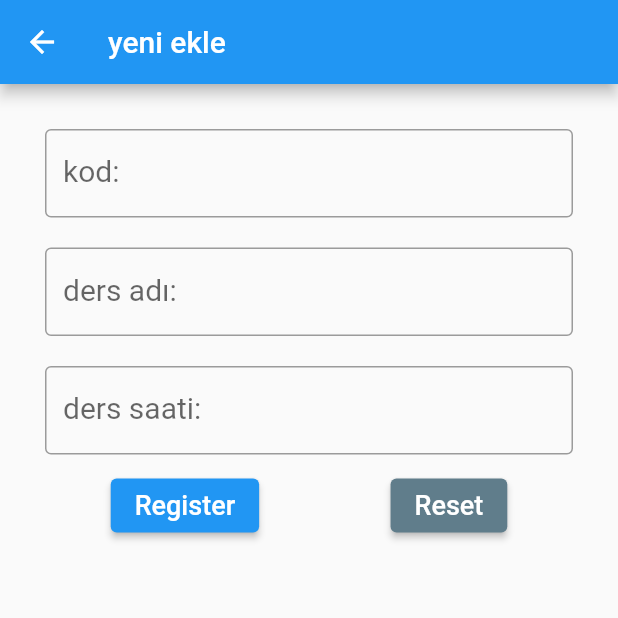
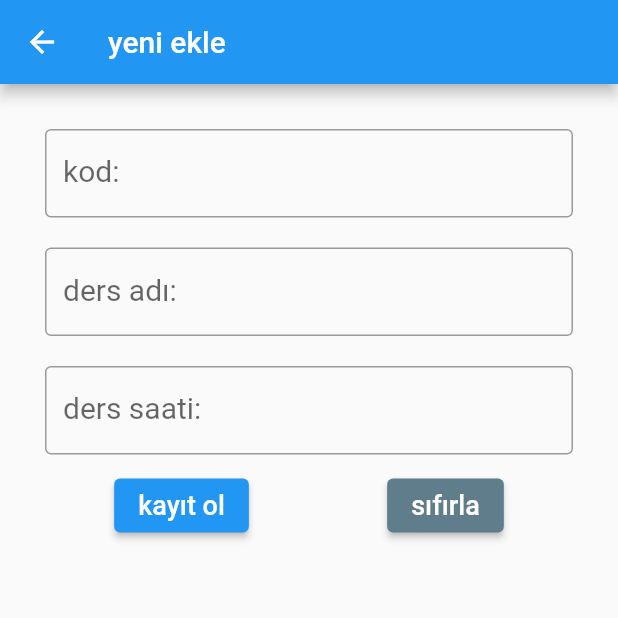
Before and after one commit to laviniatug/projemz, a Flutter app: the AddStudentPage screen opened directly, on a phone screen of 412 x 824 dp, the top half of it. Run offline on Flutter 3.47's test engine with Material 2 defaults, Android fonts, the light colour scheme and no system bars; our stand-ins replace cloud_firestore, firebase_auth, firebase_core, firebase_database, flutter_bloc; accounts and stored records are empty.

Commit message:
Update ders_ekleme.dart

```diff
--- a/edanurtugceokulproje/lib/dersbilgileri/ders_ekleme.dart
+++ b/edanurtugceokulproje/lib/dersbilgileri/ders_ekleme.dart
@@ -137,14 +137,14 @@ class _AddStudentPageState extends State<AddStudentPage> {
                         }
                       },
                       child: Text(
-                        'Register',
+                        'kayıt ol',
                         style: TextStyle(fontSize: 18.0),
                       ),
                     ),
                     ElevatedButton(
                       onPressed: () => {clearText()},
                       child: Text(
-                        'Reset',
+                        'sıfırla',
                         style: TextStyle(fontSize: 18.0),
                       ),
                       style: ElevatedButton.styleFrom(backgroundColor: Colors.blueGrey),
```
